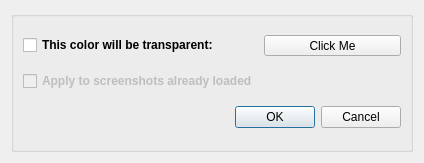
Qt form FalconBoard/screenshotTransparency.ui (solyoma/FalconBoard) before a commit.
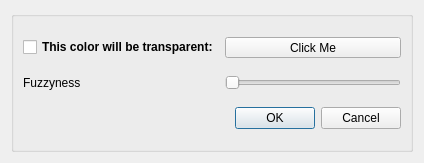
The same form after that commit.

Commit message: added fuzzyness slider to screenshot transparency and menu for setting it for already loaded images.

Patch:
```diff
--- a/FalconBoard/screenshotTransparency.ui
+++ b/FalconBoard/screenshotTransparency.ui
@@ -60,18 +60,19 @@
        </widget>
       </item>
       <item row="1" column="0">
-       <widget class="QCheckBox" name="chkApplyToLoaded">
-        <property name="enabled">
-         <bool>false</bool>
-        </property>
-        <property name="font">
-         <font>
-          <weight>75</weight>
-          <bold>true</bold>
-         </font>
-        </property>
+       <widget class="QLabel" name="lblFuzzyness">
         <property name="text">
-         <string>Apply to screenshots already loaded</string>
+         <string>Fuzzyness</string>
+        </property>
+       </widget>
+      </item>
+      <item row="1" column="1">
+       <widget class="QSlider" name="hsFuzzyness">
+        <property name="maximum">
+         <number>100</number>
+        </property>
+        <property name="orientation">
+         <enum>Qt::Horizontal</enum>
         </property>
        </widget>
       </item>
```
Left out of the diff: 46 changed lines with no effect on the pictures. The commit also changes 10 other files.
